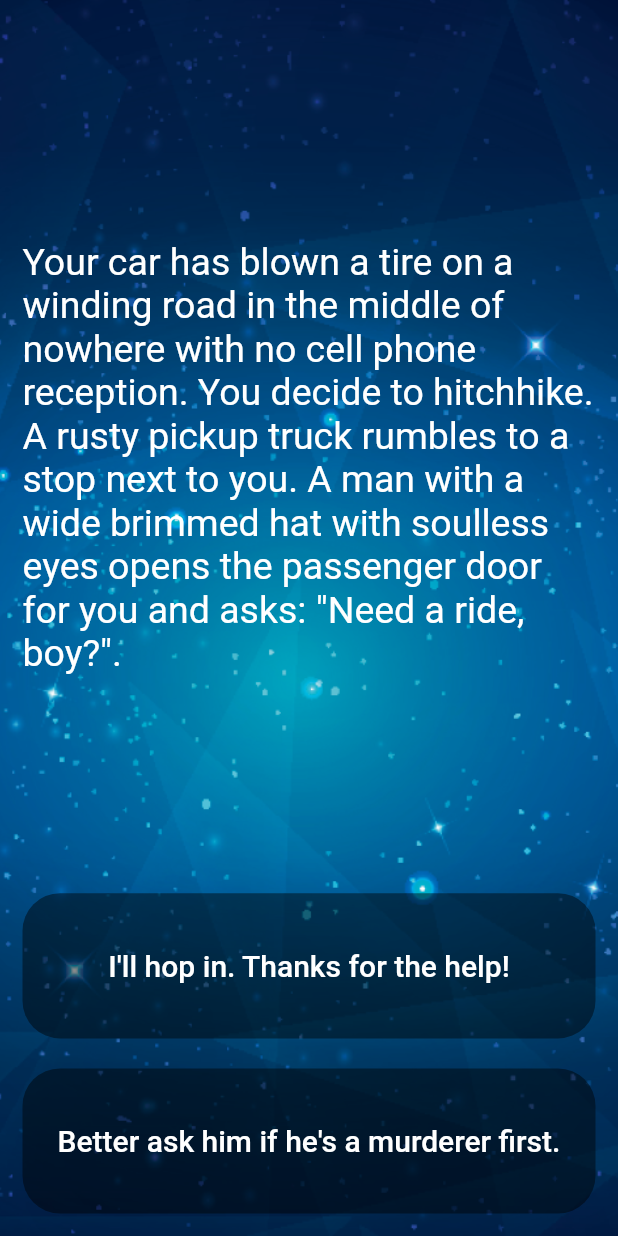
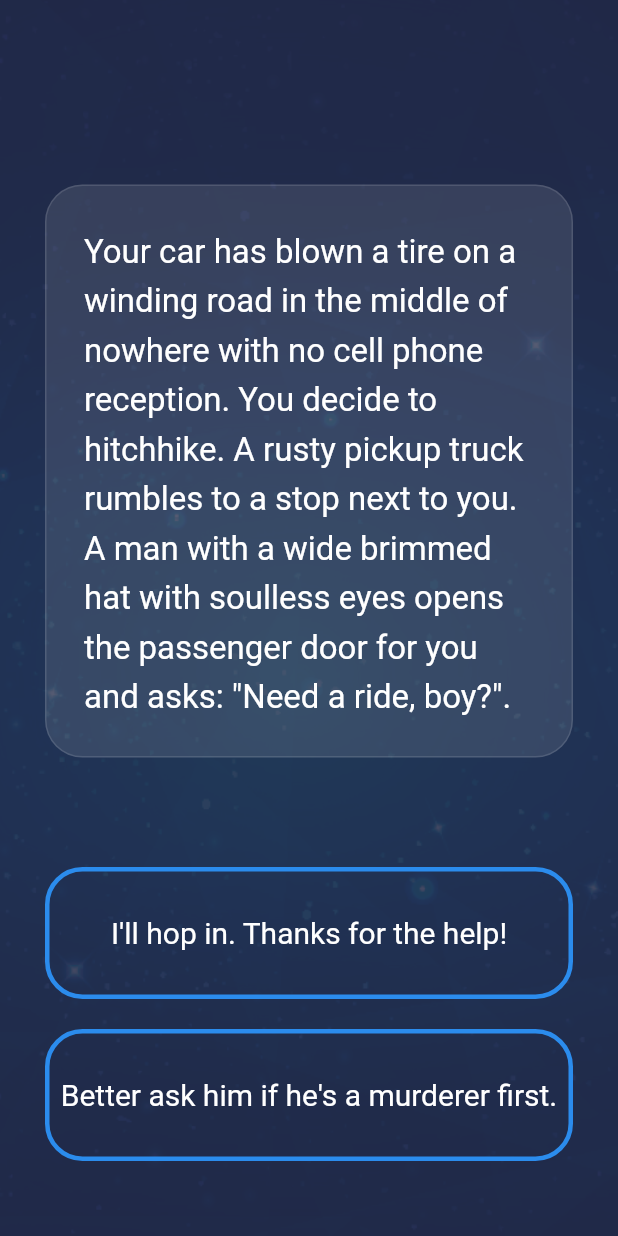
Before and after one commit to Basith-P/Destiny, a Flutter app: the screen it shows after launch, on a phone screen of 412 x 824 dp. Run offline on Flutter 3.47's test engine with Material 2 defaults, Android fonts, the phone set to English and light mode, and no system bars; Roboto replaces fonts that are missing (RaleWay).

Commit message:
Change styling

```diff
--- a/lib/main.dart
+++ b/lib/main.dart
@@ -34,17 +34,26 @@ class _StoryPageState extends State<StoryPage> {
               fit: BoxFit.cover,
             ),
           ),
-          child: Padding(
-            padding: const EdgeInsets.all(15),
+          child: Container(
+            color: Color(0xff252B49).withAlpha(220),
+            padding: const EdgeInsets.symmetric(horizontal: 30, vertical: 50),
             child: Column(
               crossAxisAlignment: CrossAxisAlignment.stretch,
               children: [
                 Expanded(
                   flex: 6,
                   child: Center(
-                    child: Text(
-                      storyBrain.getStory(),
-                      style: TextStyle(fontSize: 25),
+                    child: Container(
+                      decoration: BoxDecoration(
+                          borderRadius: BorderRadius.circular(25),
+                          color: Colors.white10,
+                          border: Border.all(color: Colors.white12)),
+                      padding: EdgeInsets.all(25),
+                      // color: Colors.white.withOpacity(.1),
+                      child: Text(
+                        storyBrain.getStory(),
+                        style: TextStyle(fontSize: 22, height: 1.5, fontFamily: 'RaleWay'),
+                      ),
                     ),
                   ),
                 ),
@@ -52,7 +61,10 @@ class _StoryPageState extends State<StoryPage> {
                   child: TextButton(
                     child: Text(
                       storyBrain.getChoice1(),
-                      style: TextStyle(fontSize: 20),
+                      style: TextStyle(
+                        fontSize: 20,
+                        fontWeight: FontWeight.normal,
+                      ),
                       textAlign: TextAlign.center,
                     ),
                     onPressed: () {
@@ -61,8 +73,12 @@ class _StoryPageState extends State<StoryPage> {
                       });
                     },
                     style: ButtonStyle(
+                      side: MaterialStateProperty.all<BorderSide>(BorderSide(
+                        width: 3,
+                        color: Color(0xff2B8CED),
+                      )),
                       foregroundColor: MaterialStateProperty.all<Color>(Colors.white),
-                      backgroundColor: MaterialStateProperty.all<Color>(Colors.black45),
+                      overlayColor: MaterialStateProperty.all<Color>(Color(0xff2B8CED)),
                       shape: MaterialStateProperty.all<RoundedRectangleBorder>(
                         RoundedRectangleBorder(borderRadius: BorderRadius.circular(25)),
                       ),
@@ -76,7 +92,10 @@ class _StoryPageState extends State<StoryPage> {
                     child: TextButton(
                       child: Text(
                         storyBrain.getChoice2(),
-                        style: TextStyle(fontSize: 20),
+                        style: TextStyle(
+                          fontSize: 20,
+                          fontWeight: FontWeight.normal,
+                        ),
                         textAlign: TextAlign.center,
                       ),
                       onPressed: () {
@@ -85,9 +104,13 @@ class _StoryPageState extends State<StoryPage> {
                         });
                       },
                       style: ButtonStyle(
+                        side: MaterialStateProperty.all<BorderSide>(BorderSide(
+                          width: 3,
+                          color: Color(0xff2B8CED),
+                        )),
                         padding: MaterialStateProperty.all<EdgeInsetsGeometry>(EdgeInsets.all(10)),
                         foregroundColor: MaterialStateProperty.all<Color>(Colors.white),
-                        backgroundColor: MaterialStateProperty.all<Color>(Colors.black45),
+                        overlayColor: MaterialStateProperty.all<Color>(Color(0xff2B8CED)),
                         shape: MaterialStateProperty.all<RoundedRectangleBorder>(
                           RoundedRectangleBorder(borderRadius: BorderRadius.circular(25)),
                         ),
```
